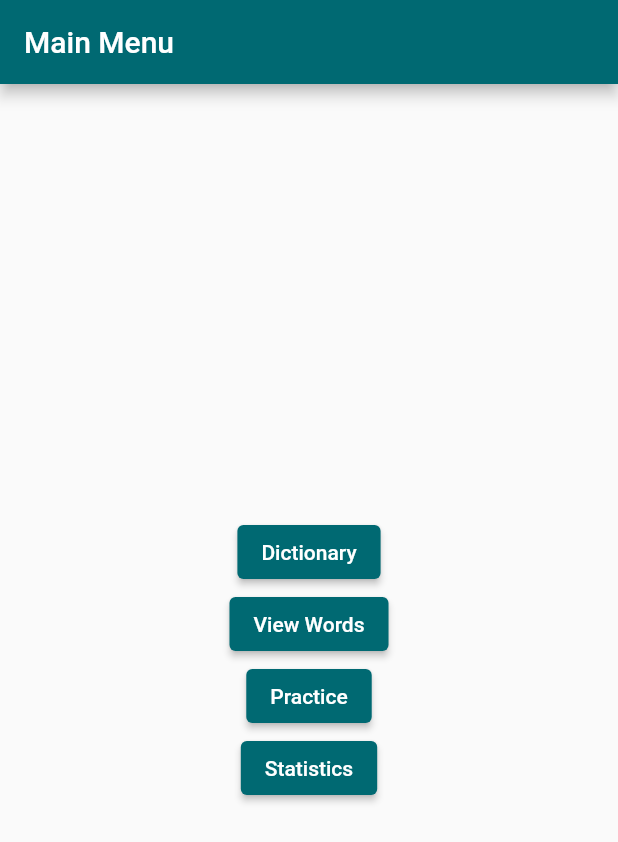
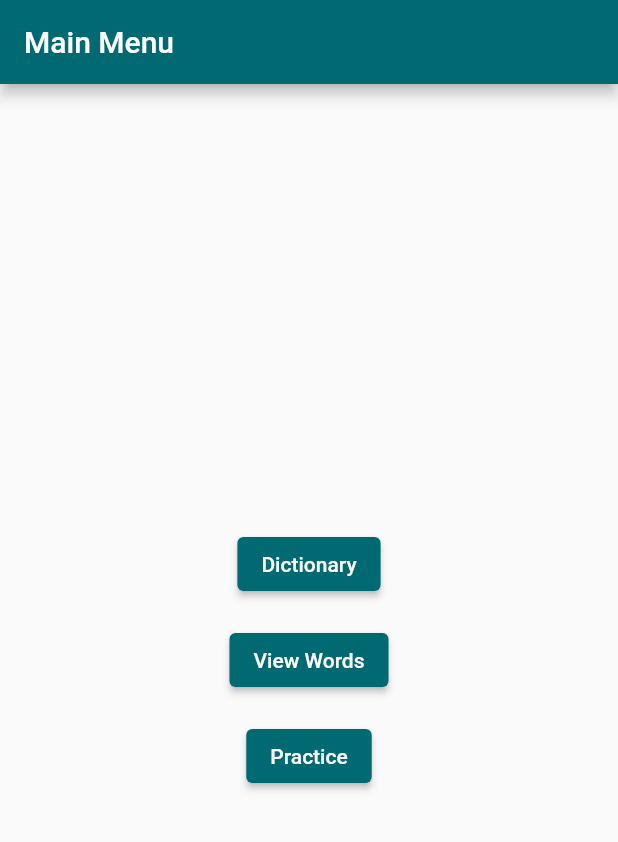
Before and after one commit to kyle-t01/toki_pona_learn, a Flutter app: the screen it shows after launch, on a phone screen of 412 x 824 dp. Shown: the top 842 px of the screen. Run offline on Flutter 3.47's test engine with Material 3 defaults, Android fonts, the phone set to English and light mode, and no system bars; our stand-ins replace csv, sqflite_common_ffi; accounts and stored records are empty; project files that could hold a hidden picture were left out.

Commit message:
spacing between menu icons

```diff
--- a/toki_pona_learner/lib/src/views/screens/main_menu.dart
+++ b/toki_pona_learner/lib/src/views/screens/main_menu.dart
@@ -25,6 +25,7 @@ class MainMenu extends StatelessWidget {
               },
               child: const Text('Dictionary'),
             ),
+            const SizedBox(height: 16.0),
             ElevatedButton(
               onPressed: () {
                 Navigator.push(
@@ -34,6 +35,7 @@ class MainMenu extends StatelessWidget {
               },
               child: const Text('View Words'),
             ),
+            const SizedBox(height: 16.0),
             ElevatedButton(
               onPressed: () {
                 Navigator.push(
@@ -44,6 +46,8 @@ class MainMenu extends StatelessWidget {
               },
               child: const Text('Practice'),
             ),
+
+            /*
             ElevatedButton(
               onPressed: () {
                 ScaffoldMessenger.of(context).showSnackBar(
@@ -52,6 +56,7 @@ class MainMenu extends StatelessWidget {
               },
               child: const Text('Statistics'),
             ),
+            */
           ],
         ),
       ),
```
